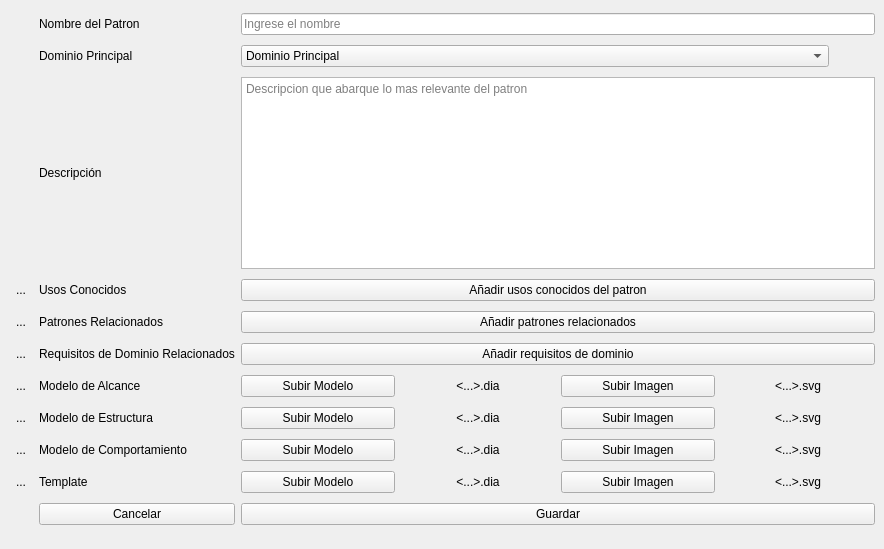
Old version of the form ui/Catalogaciondelpatron.ui in the repository victorloal/-patternRepository.
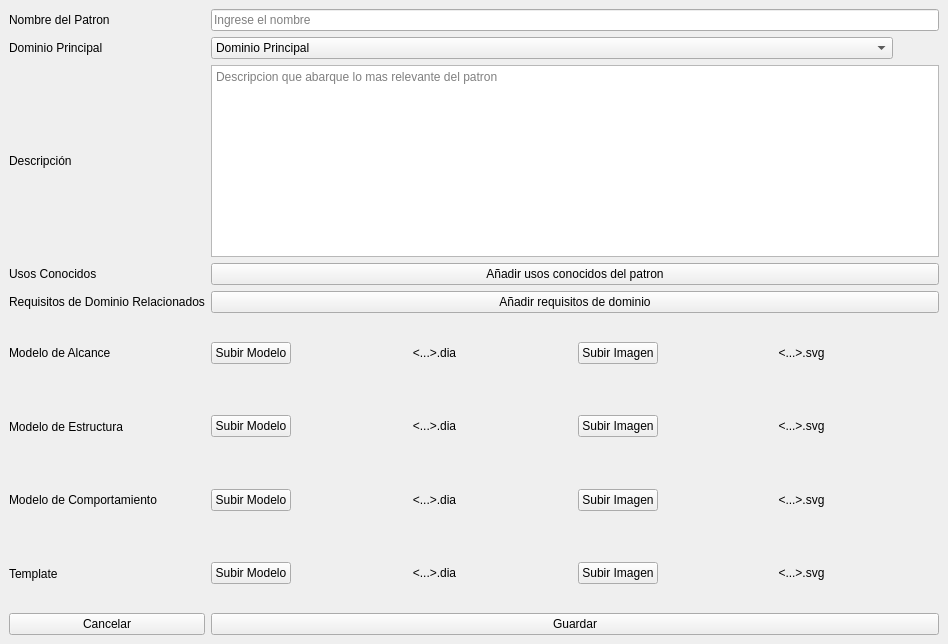
New version of the form. Icons and pictures are not drawn.

```diff
--- a/ui/Catalogaciondelpatron.ui
+++ b/ui/Catalogaciondelpatron.ui
@@ -6,94 +6,215 @@
    <rect>
     <x>0</x>
     <y>0</y>
-    <width>884</width>
-    <height>549</height>
+    <width>948</width>
+    <height>644</height>
    </rect>
   </property>
+  <property name="maximumSize">
+   <size>
+    <width>16777215</width>
+    <height>644</height>
+   </size>
+  </property>
   <property name="windowTitle">
    <string>MainWindow</string>
   </property>
   <widget class="QWidget" name="Catalogaciondelpatron_2">
    <layout class="QGridLayout" name="gridLayout">
-    <item row="6" column="2">
-     <widget class="QPushButton" name="pb_usosConocidos">
-      <property name="text">
-       <string>Añadir usos conocidos del patron</string>
-      </property>
-     </widget>
-    </item>
-    <item row="12" column="0">
-     <widget class="QToolButton" name="tb_infoTemplate">
-      <property name="text">
-       <string>...</string>
-      </property>
-      <property name="icon">
-       <iconset theme="system-help">
-        <normaloff>../../../.designer/backup</normaloff>../../../.designer/backup</iconset>
-      </property>
-      <property name="popupMode">
-       <enum>QToolButton::DelayedPopup</enum>
-      </property>
-      <property name="toolButtonStyle">
-       <enum>Qt::ToolButtonIconOnly</enum>
-      </property>
-      <property name="autoRaise">
-       <bool>true</bool>
-      </property>
-      <property name="arrowType">
-       <enum>Qt::NoArrow</enum>
-      </property>
-     </widget>
-    </item>
-    <item row="9" column="1">
-     <widget class="QLabel" name="lb_modeloAlcance">
-      <property name="text">
-       <string>Modelo de Alcance</string>
-      </property>
-     </widget>
-    </item>
     <item row="11" column="1">
-     <widget class="QLabel" name="lb_modeloComportamiento">
-      <property name="text">
-       <string>Modelo de Comportamiento</string>
-      </property>
-     </widget>
+     <layout class="QHBoxLayout" name="horizontalLayout_6">
+      <item>
+       <widget class="QPushButton" name="pb_templateDia">
+        <property name="sizePolicy">
+         <sizepolicy hsizetype="Maximum" vsizetype="Fixed">
+          <horstretch>0</horstretch>
+          <verstretch>0</verstretch>
+         </sizepolicy>
+        </property>
+        <property name="text">
+         <string>Subir Modelo</string>
+        </property>
+        <property name="icon">
+         <iconset theme="document-new">
+          <normaloff>.</normaloff>.</iconset>
+        </property>
+        <property name="checkable">
+         <bool>false</bool>
+        </property>
+        <property name="checked">
+         <bool>false</bool>
+        </property>
+        <property name="autoRepeat">
+         <bool>false</bool>
+        </property>
+        <property name="autoExclusive">
+         <bool>false</bool>
+        </property>
+        <property name="autoDefault">
+         <bool>false</bool>
+        </property>
+        <property name="default">
+         <bool>false</bool>
+        </property>
+        <property name="flat">
+         <bool>false</bool>
+        </property>
+       </widget>
+      </item>
+      <item>
+       <widget class="QLabel" name="lb_TemplateDIA">
+        <property name="text">
+         <string>&lt;...&gt;.dia</string>
+        </property>
+        <property name="alignment">
+         <set>Qt::AlignCenter</set>
+        </property>
+       </widget>
+      </item>
+      <item>
+       <widget class="QPushButton" name="pb_templatesvg">
+        <property name="sizePolicy">
+         <sizepolicy hsizetype="Maximum" vsizetype="Fixed">
+          <horstretch>0</horstretch>
+          <verstretch>0</verstretch>
+         </sizepolicy>
+        </property>
+        <property name="text">
+         <string>Subir Imagen</string>
+        </property>
+        <property name="icon">
+         <iconset theme="document-new">
+          <normaloff>.</normaloff>.</iconset>
+        </property>
+        <property name="checkable">
+         <bool>false</bool>
+        </property>
+        <property name="checked">
+         <bool>false</bool>
+        </property>
+        <property name="autoRepeat">
+         <bool>false</bool>
+        </property>
+        <property name="autoExclusive">
+         <bool>false</bool>
+        </property>
+        <property name="autoDefault">
+         <bool>false</bool>
+        </property>
+        <property name="default">
+         <bool>false</bool>
+        </property>
+        <property name="flat">
+         <bool>false</bool>
+        </property>
+       </widget>
+      </item>
+      <item>
+       <widget class="QLabel" name="lb_TemplateSVG">
+        <property name="text">
+         <string>&lt;...&gt;.svg</string>
+        </property>
+        <property name="alignment">
+         <set>Qt::AlignCenter</set>
+        </property>
+       </widget>
+      </item>
+     </layout>
     </item>
-    <item row="2" column="1">
+    <item row="2" column="0">
      <widget class="QLabel" name="lb_dominio">
       <property name="text">
        <string>Dominio Principal</string>
       </property>
      </widget>
     </item>
-    <item row="4" column="2">
-     <widget class="QTextEdit" name="te_descripcion">
-      <property name="sizePolicy">
-       <sizepolicy hsizetype="Expanding" vsizetype="Fixed">
-        <horstretch>0</horstretch>
-        <verstretch>0</verstretch>
-       </sizepolicy>
-      </property>
-      <property name="html">
-       <string>&lt;!DOCTYPE HTML PUBLIC &quot;-//W3C//DTD HTML 4.0//EN&quot; &quot;http://www.w3.org/TR/REC-html40/strict.dtd&quot;&gt;
-&lt;html&gt;&lt;head&gt;&lt;meta name=&quot;qrichtext&quot; content=&quot;1&quot; /&gt;&lt;style type=&quot;text/css&quot;&gt;
-p, li { white-space: pre-wrap; }
-&lt;/style&gt;&lt;/head&gt;&lt;body style=&quot; font-family:'Ubuntu'; font-size:11pt; font-weight:400; font-style:normal;&quot;&gt;
-&lt;p style=&quot;-qt-paragraph-type:empty; margin-top:0px; margin-bottom:0px; margin-left:0px; margin-right:0px; -qt-block-indent:0; text-indent:0px;&quot;&gt;&lt;br /&gt;&lt;/p&gt;&lt;/body&gt;&lt;/html&gt;</string>
-      </property>
-      <property name="placeholderText">
-       <string>Descripcion que abarque lo mas relevante del patron</string>
-      </property>
-     </widget>
+    <item row="8" column="1">
+     <layout class="QHBoxLayout" name="horizontalLayout_2">
+      <item>
+       <widget class="QPushButton" name="pb_scopeDia">
+        <property name="sizePolicy">
+         <sizepolicy hsizetype="Maximum" vsizetype="Fixed">
+          <horstretch>0</horstretch>
+          <verstretch>0</verstretch>
+         </sizepolicy>
+        </property>
+        <property name="text">
+         <string>Subir Modelo</string>
+        </property>
+        <property name="icon">
+         <iconset theme="document-new">
+          <normaloff>.</normaloff>.</iconset>
+        </property>
+        <property name="checkable">
+         <bool>false</bool>
+        </property>
+        <property name="checked">
+         <bool>false</bool>
+        </property>
+        <property name="autoRepeat">
+         <bool>false</bool>
+        </property>
+        <property name="autoExclusive">
+         <bool>false</bool>
+        </property>
+        <property name="autoDefault">
+         <bool>false</bool>
+        </property>
+        <property name="default">
+         <bool>false</bool>
+        </property>
+        <property name="flat">
+         <bool>false</bool>
+        </property>
+       </widget>
+      </item>
+      <item>
+       <widget class="QLabel" name="lb_modeloAlcanceDia">
+        <property name="text">
+         <string>&lt;...&gt;.dia</string>
+        </property>
+        <property name="alignment">
+         <set>Qt::AlignCenter</set>
+        </property>
+       </widget>
+      </item>
+      <item>
+       <widget class="QPushButton" name="pb_scopeSvg">
+        <property name="sizePolicy">
+         <sizepolicy hsizetype="Maximum" vsizetype="Fixed">
+          <horstretch>0</horstretch>
+          <verstretch>0</verstretch>
+         </sizepolicy>
+        </property>
+        <property name="text">
+         <string>Subir Imagen</string>
+        </property>
+        <property name="icon">
+         <iconset theme="document-new">
+          <normaloff>.</normaloff>.</iconset>
+        </property>
+       </widget>
+      </item>
+      <item>
+       <widget class="QLabel" name="lb_modeloAlcanceSVG">
+        <property name="text">
+         <string>&lt;...&gt;.svg</string>
+        </property>
+        <property name="alignment">
+         <set>Qt::AlignCenter</set>
+        </property>
+       </widget>
+      </item>
+     </layout>
     </item>
-    <item row="7" column="1">
-     <widget class="QLabel" name="lb_patronesRelacionados">
+    <item row="6" column="0">
+     <widget class="QLabel" name="lb_usosConocidos">
       <property name="text">
-       <string>Patrones Relacionados</string>
+       <string>Usos Conocidos</string>
       </property>
      </widget>
     </item>
-    <item row="2" column="2">
+    <item row="2" column="1">
      <layout class="QHBoxLayout" name="horizontalLayout">
       <item>
        <widget class="QComboBox" name="cb_Dominios">
@@ -142,38 +263,51 @@
       </item>
      </layout>
     </item>
-    <item row="7" column="2">
-     <widget class="QPushButton" name="pb_patronesRealcionados">
+    <item row="7" column="1">
+     <widget class="QPushButton" name="pb_associatedRequirements">
       <property name="text">
-       <string>Añadir patrones relacionados</string>
+       <string>Añadir requisitos de dominio</string>
       </property>
      </widget>
     </item>
-    <item row="0" column="2">
-     <widget class="QLineEdit" name="le_nombre">
-      <property name="placeholderText">
-       <string>Ingrese el nombre</string>
-      </property>
-     </widget>
-    </item>
-    <item row="6" column="1">
-     <widget class="QLabel" name="lb_usosConocidos">
+    <item row="11" column="0">
+     <widget class="QLabel" name="lb_Template">
       <property name="text">
-       <string>Usos Conocidos</string>
+       <string>Template</string>
       </property>
      </widget>
     </item>
-    <item row="8" column="1">
+    <item row="7" column="0">
      <widget class="QLabel" name="lb_requisitosDominioRelacionados">
       <property name="text">
        <string>Requisitos de Dominio Relacionados</string>
       </property>
      </widget>
     </item>
-    <item row="9" column="2">
-     <layout class="QHBoxLayout" name="horizontalLayout_2">
+    <item row="8" column="0">
+     <widget class="QLabel" name="lb_modeloAlcance">
+      <property name="text">
+       <string>Modelo de Alcance</string>
+      </property>
+     </widget>
+    </item>
+    <item row="4" column="0">
+     <widget class="QLabel" name="lb_descripcion">
+      <property name="text">
+       <string>Descripción</string>
+      </property>
+     </widget>
+    </item>
+    <item row="10" column="1">
+     <layout class="QHBoxLayout" name="horizontalLayout_5">
       <item>
-       <widget class="QPushButton" name="pb_modeloAlcanceDia">
+       <widget class="QPushButton" name="pb_behaviorDia">
+        <property name="sizePolicy">
+         <sizepolicy hsizetype="Maximum" vsizetype="Fixed">
+          <horstretch>0</horstretch>
+          <verstretch>0</verstretch>
+         </sizepolicy>
+        </property>
         <property name="text">
          <string>Subir Modelo</string>
         </property>
@@ -205,7 +339,7 @@
        </widget>
       </item>
       <item>
-       <widget class="QLabel" name="lb_modeloAlcanceDia">
+       <widget class="QLabel" name="lb_ModeloComportamientoDIA">
         <property name="text">
          <string>&lt;...&gt;.dia</string>
         </property>
@@ -215,7 +349,13 @@
        </widget>
       </item>
       <item>
-       <widget class="QPushButton" name="pb_modeloAlcanceSVG">
+       <widget class="QPushButton" name="pb_behaviorSvg">
+        <property name="sizePolicy">
+         <sizepolicy hsizetype="Maximum" vsizetype="Fixed">
+          <horstretch>0</horstretch>
+          <verstretch>0</verstretch>
+         </sizepolicy>
+        </property>
         <property name="text">
          <string>Subir Imagen</string>
         </property>
@@ -223,10 +363,31 @@
          <iconset theme="document-new">
           <normaloff>.</normaloff>.</iconset>
         </property>
+        <property name="checkable">
+         <bool>false</bool>
+        </property>
+        <property name="checked">
+         <bool>false</bool>
+        </property>
+        <property name="autoRepeat">
+         <bool>false</bool>
+        </property>
+        <property name="autoExclusive">
+         <bool>false</bool>
+        </property>
+        <property name="autoDefault">
+         <bool>false</bool>
+        </property>
+        <property name="default">
+         <bool>false</bool>
+        </property>
+        <property name="flat">
+         <bool>false</bool>
+        </property>
        </widget>
       </item>
       <item>
-       <widget class="QLabel" name="lb_modeloAlcanceSVG">
+       <widget class="QLabel" name="lb_ModeloComportamientoSVG">
         <property name="text">
          <string>&lt;...&gt;.svg</string>
         </property>
@@ -237,54 +398,8 @@
       </item>
      </layout>
     </item>
-    <item row="11" column="0">
-     <widget class="QToolButton" name="tb_infoModeloComportamiento">
-      <property name="text">
-       <string>...</string>
-      </property>
-      <property name="icon">
-       <iconset theme="system-help">
-        <normaloff>../../../.designer/backup</normaloff>../../../.designer/backup</iconset>
-      </property>
-      <property name="popupMode">
-       <enum>QToolButton::DelayedPopup</enum>
-      </property>
-      <property name="toolButtonStyle">
-       <enum>Qt::ToolButtonIconOnly</enum>
-      </property>
-      <property name="autoRaise">
-       <bool>true</bool>
-      </property>
-      <property name="arrowType">
-       <enum>Qt::NoArrow</enum>
-      </property>
-     </widget>
-    </item>
-    <item row="9" column="0">
-     <widget class="QToolButton" name="tb_infoModeloAlcance">
-      <property name="text">
-       <string>...</string>
-      </property>
-      <property name="icon">
-       <iconset theme="system-help">
-        <normaloff>../../../.designer/backup</normaloff>../../../.designer/backup</iconset>
-      </property>
-      <property name="popupMode">
-       <enum>QToolButton::DelayedPopup</enum>
-      </property>
-      <property name="toolButtonStyle">
-       <enum>Qt::ToolButtonIconOnly</enum>
-      </property>
-      <property name="autoRaise">
-       <bool>true</bool>
-      </property>
-      <property name="arrowType">
-       <enum>Qt::NoArrow</enum>
-      </property>
-     </widget>
-    </item>
-    <item row="13" column="1">
-     <widget class="QPushButton" name="pb_cancelar">
+    <item row="12" column="0">
+     <widget class="QPushButton" name="pb_cancel">
       <property name="text">
        <string>Cancelar</string>
       </property>
@@ -297,17 +412,54 @@
       </property>
      </widget>
     </item>
-    <item row="8" column="2">
-     <widget class="QPushButton" name="pb_requisitosDominiosRelacionados">
+    <item row="4" column="1">
+     <widget class="QTextEdit" name="te_description">
+      <property name="sizePolicy">
+       <sizepolicy hsizetype="Expanding" vsizetype="Fixed">
+        <horstretch>0</horstretch>
+        <verstretch>0</verstretch>
+       </sizepolicy>
+      </property>
+      <property name="html">
+       <string>&lt;!DOCTYPE HTML PUBLIC &quot;-//W3C//DTD HTML 4.0//EN&quot; &quot;http://www.w3.org/TR/REC-html40/strict.dtd&quot;&gt;
+&lt;html&gt;&lt;head&gt;&lt;meta name=&quot;qrichtext&quot; content=&quot;1&quot; /&gt;&lt;style type=&quot;text/css&quot;&gt;
+p, li { white-space: pre-wrap; }
+&lt;/style&gt;&lt;/head&gt;&lt;body style=&quot; font-family:'Ubuntu'; font-size:11pt; font-weight:400; font-style:normal;&quot;&gt;
+&lt;p style=&quot;-qt-paragraph-type:empty; margin-top:0px; margin-bottom:0px; margin-left:0px; margin-right:0px; -qt-block-indent:0; text-indent:0px;&quot;&gt;&lt;br /&gt;&lt;/p&gt;&lt;/body&gt;&lt;/html&gt;</string>
+      </property>
+      <property name="placeholderText">
+       <string>Descripcion que abarque lo mas relevante del patron</string>
+      </property>
+     </widget>
+    </item>
+    <item row="10" column="0">
+     <widget class="QLabel" name="lb_modeloComportamiento">
       <property name="text">
-       <string>Añadir requisitos de dominio</string>
+       <string>Modelo de Comportamiento</string>
       </property>
      </widget>
     </item>
-    <item row="10" column="2">
+    <item row="12" column="1">
+     <widget class="QPushButton" name="pb_save">
+      <property name="text">
+       <string>Guardar</string>
+      </property>
+      <property name="icon">
+       <iconset theme="document-save">
+        <normaloff>.</normaloff>.</iconset>
+      </property>
+     </widget>
+    </item>
+    <item row="9" column="1">
      <layout class="QHBoxLayout" name="horizontalLayout_4">
       <item>
-       <widget class="QPushButton" name="pb_modeloEtructuraDia">
+       <widget class="QPushButton" name="pb_structurDia">
+        <property name="sizePolicy">
+         <sizepolicy hsizetype="Maximum" vsizetype="Fixed">
+          <horstretch>0</horstretch>
+          <verstretch>0</verstretch>
+         </sizepolicy>
+        </property>
         <property name="text">
          <string>Subir Modelo</string>
         </property>
@@ -328,7 +480,13 @@
        </widget>
       </item>
       <item>
-       <widget class="QPushButton" name="pb_modeloEstructuraSVG">
+       <widget class="QPushButton" name="pb_structurSvg">
+        <property name="sizePolicy">
+         <sizepolicy hsizetype="Maximum" vsizetype="Fixed">
+          <horstretch>0</horstretch>
+          <verstretch>0</verstretch>
+         </sizepolicy>
+        </property>
         <property name="text">
          <string>Subir Imagen</string>
         </property>
@@ -371,316 +529,34 @@
       </item>
      </layout>
     </item>
-    <item row="12" column="1">
-     <widget class="QLabel" name="lb_Template">
-      <property name="text">
-       <string>Template</string>
-      </property>
-     </widget>
-    </item>
-    <item row="11" column="2">
-     <layout class="QHBoxLayout" name="horizontalLayout_5">
-      <item>
-       <widget class="QPushButton" name="pb_modeloComportamientoDia">
-        <property name="text">
-         <string>Subir Modelo</string>
-        </property>
-        <property name="icon">
-         <iconset theme="document-new">
-          <normaloff>.</normaloff>.</iconset>
-        </property>
-        <property name="checkable">
-         <bool>false</bool>
-        </property>
-        <property name="checked">
-         <bool>false</bool>
-        </property>
-        <property name="autoRepeat">
-         <bool>false</bool>
-        </property>
-        <property name="autoExclusive">
-         <bool>false</bool>
-        </property>
-        <property name="autoDefault">
-         <bool>false</bool>
-        </property>
-        <property name="default">
-         <bool>false</bool>
-        </property>
-        <property name="flat">
-         <bool>false</bool>
-        </property>
-       </widget>
-      </item>
-      <item>
-       <widget class="QLabel" name="lb_ModeloComportamientoDIA">
-        <property name="text">
-         <string>&lt;...&gt;.dia</string>
-        </property>
-        <property name="alignment">
-         <set>Qt::AlignCenter</set>
-        </property>
-       </widget>
-      </item>
-      <item>
-       <widget class="QPushButton" name="pb_modeloComportamientoSVG">
-        <property name="text">
-         <string>Subir Imagen</string>
-        </property>
-        <property name="icon">
-         <iconset theme="document-new">
-          <normaloff>.</normaloff>.</iconset>
-        </property>
-        <property name="checkable">
-         <bool>false</bool>
-        </property>
-        <property name="checked">
-         <bool>false</bool>
-        </property>
-        <property name="autoRepeat">
-         <bool>false</bool>
-        </property>
-        <property name="autoExclusive">
-         <bool>false</bool>
-        </property>
-        <property name="autoDefault">
-         <bool>false</bool>
-        </property>
-        <property name="default">
-         <bool>false</bool>
-        </property>
-        <property name="flat">
-         <bool>false</bool>
-        </property>
-       </widget>
-      </item>
-      <item>
-       <widget class="QLabel" name="lb_ModeloComportamientoSVG">
-        <property name="text">
-         <string>&lt;...&gt;.svg</string>
-        </property>
-        <property name="alignment">
-         <set>Qt::AlignCenter</set>
-        </property>
-       </widget>
-      </item>
-     </layout>
-    </item>
-    <item row="4" column="1">
-     <widget class="QLabel" name="lb_descripcion">
-      <property name="text">
-       <string>Descripción</string>
-      </property>
-     </widget>
-    </item>
-    <item row="7" column="0">
-     <widget class="QToolButton" name="tb_infoPatronesRelacionados">
-      <property name="text">
-       <string>...</string>
-      </property>
-      <property name="icon">
-       <iconset theme="system-help">
-        <normaloff>../../../.designer/backup</normaloff>../../../.designer/backup</iconset>
-      </property>
-      <property name="popupMode">
-       <enum>QToolButton::DelayedPopup</enum>
-      </property>
-      <property name="toolButtonStyle">
-       <enum>Qt::ToolButtonIconOnly</enum>
-      </property>
-      <property name="autoRaise">
-       <bool>true</bool>
-      </property>
-      <property name="arrowType">
-       <enum>Qt::NoArrow</enum>
-      </property>
-     </widget>
-    </item>
-    <item row="0" column="1">
+    <item row="0" column="0">
      <widget class="QLabel" name="lb_nombrePatron">
       <property name="text">
        <string>Nombre del Patron</string>
       </property>
      </widget>
     </item>
-    <item row="10" column="0">
-     <widget class="QToolButton" name="tb_infoModeloEstructura">
-      <property name="text">
-       <string>...</string>
+    <item row="0" column="1">
+     <widget class="QLineEdit" name="le_name">
+      <property name="placeholderText">
+       <string>Ingrese el nombre</string>
       </property>
-      <property name="icon">
-       <iconset theme="system-help">
-        <normaloff>../../../.designer/backup</normaloff>../../../.designer/backup</iconset>
-      </property>
-      <property name="popupMode">
-       <enum>QToolButton::DelayedPopup</enum>
-      </property>
-      <property name="toolButtonStyle">
-       <enum>Qt::ToolButtonIconOnly</enum>
-      </property>
-      <property name="autoRaise">
-       <bool>true</bool>
-      </property>
-      <property name="arrowType">
-       <enum>Qt::NoArrow</enum>
-      </property>
      </widget>
     </item>
-    <item row="6" column="0">
-     <widget class="QToolButton" name="tb_infoUsosConocidos">
-      <property name="text">
-       <string>...</string>
-      </property>
-      <property name="icon">
-       <iconset theme="system-help">
-        <normaloff>../../../.designer/backup</normaloff>../../../.designer/backup</iconset>
-      </property>
-      <property name="popupMode">
-       <enum>QToolButton::DelayedPopup</enum>
-      </property>
-      <property name="toolButtonStyle">
-       <enum>Qt::ToolButtonIconOnly</enum>
-      </property>
-      <property name="autoRaise">
-       <bool>true</bool>
-      </property>
-      <property name="arrowType">
-       <enum>Qt::NoArrow</enum>
-      </property>
-     </widget>
-    </item>
-    <item row="8" column="0">
-     <widget class="QToolButton" name="tb_infoRequisitosDominio">
-      <property name="enabled">
-       <bool>true</bool>
-      </property>
-      <property name="text">
-       <string>...</string>
-      </property>
-      <property name="icon">
-       <iconset theme="system-help">
-        <normaloff>../../../.designer/backup</normaloff>../../../.designer/backup</iconset>
-      </property>
-      <property name="popupMode">
-       <enum>QToolButton::DelayedPopup</enum>
-      </property>
-      <property name="toolButtonStyle">
-       <enum>Qt::ToolButtonIconOnly</enum>
-      </property>
-      <property name="autoRaise">
-       <bool>true</bool>
-      </property>
-      <property name="arrowType">
-       <enum>Qt::NoArrow</enum>
-      </property>
-     </widget>
-    </item>
-    <item row="10" column="1">
+    <item row="9" column="0">
      <widget class="QLabel" name="lb_modeloEstructura">
       <property name="text">
        <string>Modelo de Estructura </string>
       </property>
      </widget>
     </item>
-    <item row="13" column="2">
-     <widget class="QPushButton" name="pb_guardar">
+    <item row="6" column="1">
+     <widget class="QPushButton" name="pb_uses">
       <property name="text">
-       <string>Guardar</string>
-      </property>
-      <property name="icon">
-       <iconset theme="document-save">
-        <normaloff>.</normaloff>.</iconset>
+       <string>Añadir usos conocidos del patron</string>
       </property>
      </widget>
     </item>
-    <item row="12" column="2">
-     <layout class="QHBoxLayout" name="horizontalLayout_6">
-      <item>
-       <widget class="QPushButton" name="pb_TemplateDia">
-        <property name="text">
-         <string>Subir Modelo</string>
-        </property>
-        <property name="icon">
-         <iconset theme="document-new">
-          <normaloff>.</normaloff>.</iconset>
-        </property>
-        <property name="checkable">
-         <bool>false</bool>
-        </property>
-        <property name="checked">
-         <bool>false</bool>
-        </property>
-        <property name="autoRepeat">
-         <bool>false</bool>
-        </property>
-        <property name="autoExclusive">
-         <bool>false</bool>
-        </property>
-        <property name="autoDefault">
-         <bool>false</bool>
-        </property>
-        <property name="default">
-         <bool>false</bool>
-        </property>
-        <property name="flat">
-         <bool>false</bool>
-        </property>
-       </widget>
-      </item>
-      <item>
-       <widget class="QLabel" name="lb_TemplateDIA">
-        <property name="text">
-         <string>&lt;...&gt;.dia</string>
-        </property>
-        <property name="alignment">
-         <set>Qt::AlignCenter</set>
-        </property>
-       </widget>
-      </item>
-      <item>
-       <widget class="QPushButton" name="pb_TemplateSVG">
-        <property name="text">
-         <string>Subir Imagen</string>
-        </property>
-        <property name="icon">
-         <iconset theme="document-new">
-          <normaloff>.</normaloff>.</iconset>
-        </property>
-        <property name="checkable">
-         <bool>false</bool>
-        </property>
-        <property name="checked">
-         <bool>false</bool>
-        </property>
-        <property name="autoRepeat">
-         <bool>false</bool>
-        </property>
-        <property name="autoExclusive">
-         <bool>false</bool>
-        </property>
-        <property name="autoDefault">
-         <bool>false</bool>
-        </property>
-        <property name="default">
-         <bool>false</bool>
-        </property>
-        <property name="flat">
-         <bool>false</bool>
-        </property>
-       </widget>
-      </item>
-      <item>
-       <widget class="QLabel" name="lb_ModeloComportamientoSVG_2">
-        <property name="text">
-         <string>&lt;...&gt;.svg</string>
-        </property>
-        <property name="alignment">
-         <set>Qt::AlignCenter</set>
-        </property>
-       </widget>
-      </item>
-     </layout>
-    </item>
    </layout>
   </widget>
  </widget>
```
Left out of the diff: 8 changed lines with no effect on the pictures.
